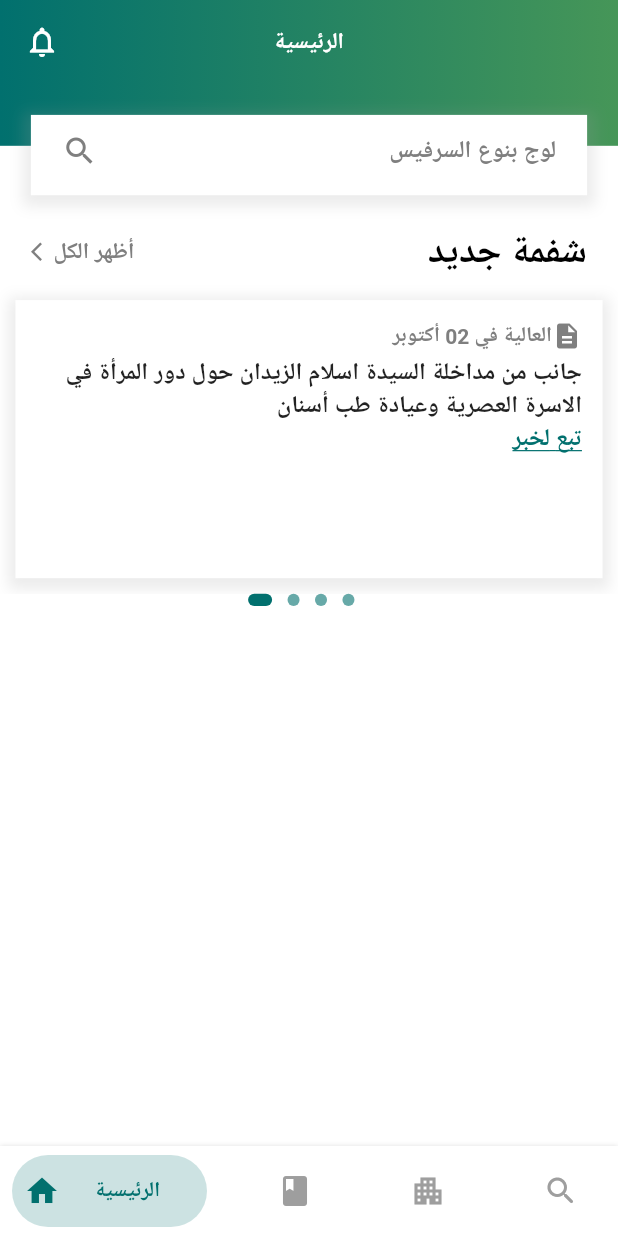
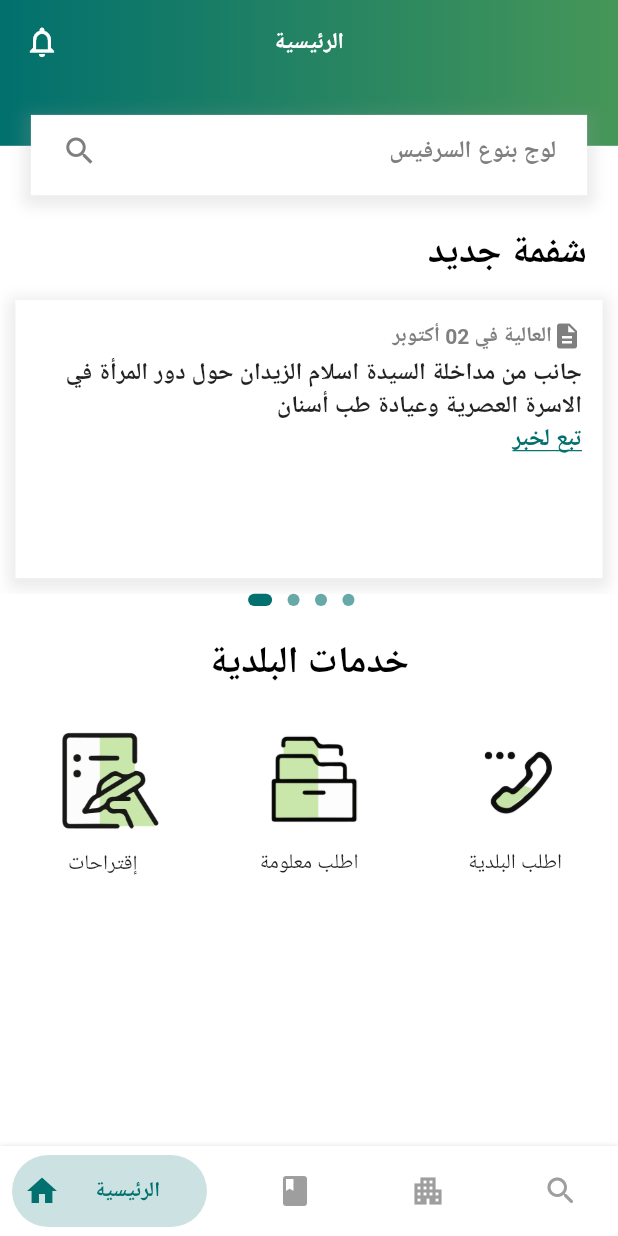
Before and after one commit to BrahimTuijine/nsaqseek, a Flutter app: the screen it shows after launch, on a phone screen of 412 x 824 dp. Run offline on Flutter 3.47's test engine with Material 2 defaults, Android fonts, the phone set to English and light mode, and no system bars; drawn by our look-alikes of bottom_navy_bar; our stand-ins replace firebase_core, firebase_messaging, get, shared_preferences; accounts and stored records are empty.

Commit message:
add icons and some fixes

```diff
--- a/lib/app/modules/home/controllers/home_controller.dart
+++ b/lib/app/modules/home/controllers/home_controller.dart
@@ -1,5 +1,6 @@
 import 'package:flutter/material.dart';
 import 'package:get/get.dart';
+import 'package:nsaqseek/app/modules/services/model/service_model.dart';
 
 class HomeController extends GetxController {
   late PageController pageController;
@@ -8,6 +9,28 @@ class HomeController extends GetxController {
 
   RxInt testingRefrech = 0.obs;
   RxInt currentIndex = 0.obs;
+
+ List<ServiceModel> service = [
+    ServiceModel(
+        image: 'assets/images/6@4x.png',
+        page: "seggussions",
+        text: "إقتراحات"),
+    ServiceModel(
+        image: 'assets/images/3@4x.png',
+        page: "/demand",
+        text: 'مطلب نافذ إلى المعلومة'),
+    ServiceModel(
+        image: 'assets/images/5@4x.png',
+        page: "soon",
+        text: "الكميون وين"),
+    ServiceModel(
+        image: 'assets/images/2@4x.png',
+        page: "soon",
+        text: "اطلب البلدية"),
+  ];
+
+  List<ServiceModel> foundedService = [];
+
 
   Future<void> onRefresh() async{
     Future.delayed(const Duration(milliseconds: 1000), (){
--- a/lib/app/modules/home/views/home_view.dart
+++ b/lib/app/modules/home/views/home_view.dart
@@ -1,3 +1,5 @@
+import 'dart:ui';
+
 import 'package:flutter/material.dart';
 
 import 'package:get/get.dart';
@@ -30,10 +32,7 @@ class HomeView extends GetView<HomeController> {
           icon: const Icon(Icons.notifications_outlined),
         ),
       ),
-      body: RefreshIndicator(
-        key: controller.refreshIndicatorKey,
-        onRefresh: controller.onRefresh,
-        child: SingleChildScrollView(
+      body: SingleChildScrollView(
         child: SizedBox(
           width: Get.width,
           child: Column(
@@ -75,13 +74,8 @@ class HomeView extends GetView<HomeController> {
                           child: Row(
                             mainAxisAlignment: MainAxisAlignment.start,
                             children: const [
-                                Icon(
-                                  Icons.arrow_back_ios,
-                                  color: Color(0xff7F7F7F),
-                                  size: 15,
-                                ),
                               Text(
-                                  "أظهر الكل",
+                                "",
                                 style: TextStyle(
                                     color: Color(0xff7F7F7F),
                                     fontWeight: FontWeight.bold,
@@ -134,14 +128,71 @@ class HomeView extends GetView<HomeController> {
                       );
                     }),
                   ),
-
+                  SizedBox(height: Get.width * .1 / 2),
+                  const Text(
+                    "خدمات البلدية",
+                    style: TextStyle(
+                      color: Colors.black,
+                      fontWeight: FontWeight.bold,
+                      fontSize: 25.0,
+                    ),
+                  ),
+                  SizedBox(
+                    height: Get.width * .1 / 2,
+                  ),
+                  Row(
+                    mainAxisAlignment: MainAxisAlignment.spaceAround,
+                    children: [
+                      SizedBox(
+                        height: Get.width * .26,
+                        width: Get.width * .2,
+                        child: Column(
+                          mainAxisAlignment: MainAxisAlignment.spaceAround,
+                          children: const [
+                            Image(
+                              fit: BoxFit.cover,
+                              image: AssetImage('assets/images/6@4x.png'),
+                            ),
+                            Text("إقتراحات")
+                          ],
+                        ),
+                      ),
+                      SizedBox(
+                        height: Get.width * .26,
+                        width: Get.width * .2,
+                        child: Column(
+                          mainAxisAlignment: MainAxisAlignment.spaceAround,
+                          children: const [
+                            Image(
+                              fit: BoxFit.cover,
+                              image: AssetImage('assets/images/3@4x.png'),
+                            ),
+                            Text("اطلب معلومة")
+                          ],
+                        ),
+                      ),
+                      SizedBox(
+                        height: Get.width * .26,
+                        width: Get.width * .2,
+                        child: Column(
+                          mainAxisAlignment: MainAxisAlignment.spaceAround,
+                          children: const [
+                            Image(
+                              fit: BoxFit.cover,
+                              image: AssetImage('assets/images/2@4x.png'),
+                            ),
+                            Text("اطلب البلدية")
+                          ],
+                        ),
+                      ),
+                    ],
+                  )
                 ],
               ),
             ],
           ),
         ),
       ),
-      ),
     );
   }
 }
--- a/lib/app/modules/search/views/search_view.dart
+++ b/lib/app/modules/search/views/search_view.dart
@@ -58,40 +58,10 @@ class SearchView extends GetView<SearchController> {
                           width: size.width,
                         ),
                       ),
-
-                        // child: Container(
-                        //   margin: const EdgeInsets.all(20.0),
-                        //   padding: const EdgeInsets.symmetric(
-                        //       horizontal: 20.0, vertical: 5),
-                        //   height: size.height * 0.065,
-                        //   width: size.width * .9,
-                        //   decoration: BoxDecoration(
-                        //     boxShadow: [Constants.kDefaultShadow],
-                        //     color: Colors.white,
-                        //   ),
-                        //   child: TextField(
-                        //     onChanged: (value) => controller.onSearch(value),
-                        //     textDirection: TextDirection.rtl,
-                        //     style: const TextStyle(color: Constants.grey),
-                        //     decoration: const InputDecoration(
-                        //       filled: false,
-                        //       enabledBorder: InputBorder.none,
-                        //       focusedBorder: InputBorder.none,
-                        //       icon: Icon(
-                        //         Icons.search,
-                        //         color: Constants.grey,
-                        //       ),
-                        //       hintText: 'لوج بالعنوان',
-                        //       hintTextDirection: TextDirection.rtl,
-                        //       hintStyle: TextStyle(
-                        //         color: Constants.grey,
-                        //         fontWeight: FontWeight.bold,
-                        //       ),
-                        //     ),
-                        //   ),
-                        // ),
-
-                        CustomSearch(onchange: (value) => controller.onSearch(value), textHint: 'لوج بالعنوان',)
+                      CustomSearch(
+                        onchange: (value) => controller.onSearch(value),
+                        textHint: 'لوج بالعنوان',
+                      ),
                     ],
                   ),
                 ),
@@ -116,11 +86,6 @@ class SearchView extends GetView<SearchController> {
                                     " الرد على " + oneRequest.title,
                                     style: const TextStyle(
                                         fontWeight: FontWeight.w600),
-                                  ),
-                                  leading: const CircleAvatar(
-                                    backgroundColor: Colors.transparent,
-                                    backgroundImage: AssetImage(
-                                        "assets/images/statusClosed@3x.png"),
                                   ),
                                   children: [
                                     Row(
@@ -149,7 +114,7 @@ class SearchView extends GetView<SearchController> {
                           : Container(
                               margin: EdgeInsets.only(
                                   top:
-                                      MediaQuery.of(context).size.height * .30),
+                                      Get.height * .30),
                               child: const Text(
                                 'مافماش إجابة على مطلب كيف هكا ',
                                 style: TextStyle(
--- a/lib/app/modules/services/controllers/services_controller.dart
+++ b/lib/app/modules/services/controllers/services_controller.dart
@@ -4,19 +4,19 @@ import 'package:nsaqseek/app/modules/services/model/service_model.dart';
 class ServicesController extends GetxController {
   List<ServiceModel> service = [
     ServiceModel(
-        image: 'assets/images/iconCard60Maintenance@3x.png',
+        image: 'assets/images/6@4x.png',
         page: "seggussions",
         text: "إقتراحات"),
     ServiceModel(
-        image: 'assets/images/myrequest60@3x.png',
+        image: 'assets/images/3@4x.png',
         page: "/demand",
-        text: 'مطلب نفاذ للمعلومة'),
+        text: 'مطلب نافذ إلى المعلومة'),
     ServiceModel(
-        image: 'assets/images/iconServiceLocationGoogle@3x.png',
+        image: 'assets/images/5@4x.png',
         page: "soon",
         text: "الكميون وين"),
     ServiceModel(
-        image: 'assets/images/phone@3x.png',
+        image: 'assets/images/2@4x.png',
         page: "soon",
         text: "اطلب البلدية"),
   ];
```
Also changed, not shown: assets/images/12.svg (added), assets/images/12@4x.png (added), assets/images/thankYou@3x.png (deleted). Lines whose indentation alone changed are shown as unchanged.
